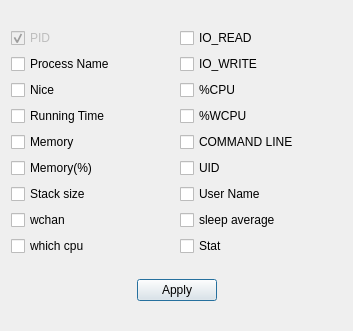
Above: qjdoptions.ui from xtfllbl/qjdprocess before the change. Below: the same form after it.
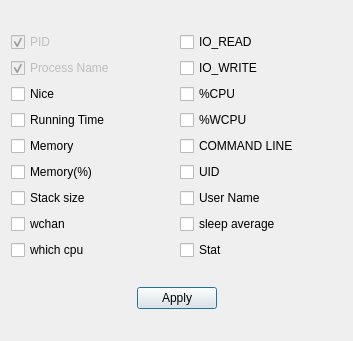
That is the form after the change.

```diff
--- a/qjdoptions.ui
+++ b/qjdoptions.ui
@@ -7,7 +7,7 @@
     <x>0</x>
     <y>0</y>
     <width>353</width>
-    <height>331</height>
+    <height>341</height>
    </rect>
   </property>
   <property name="windowTitle">
@@ -44,11 +44,14 @@
      </item>
      <item row="1" column="0">
       <widget class="QCheckBox" name="chkCMD">
+       <property name="enabled">
+        <bool>false</bool>
+       </property>
        <property name="text">
         <string>Process Name</string>
        </property>
        <property name="checked">
-        <bool>false</bool>
+        <bool>true</bool>
        </property>
       </widget>
      </item>
```
